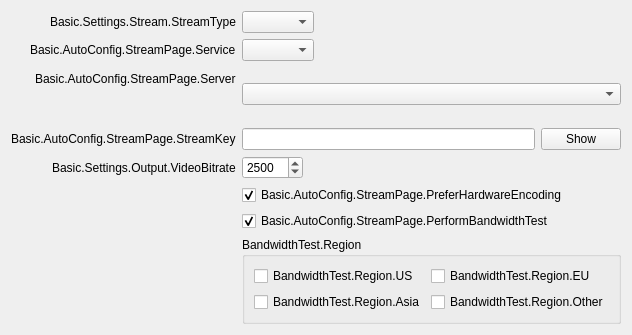
hamid442/obs-studio, file UI/forms/AutoConfigStreamPage.ui: the form before one commit.
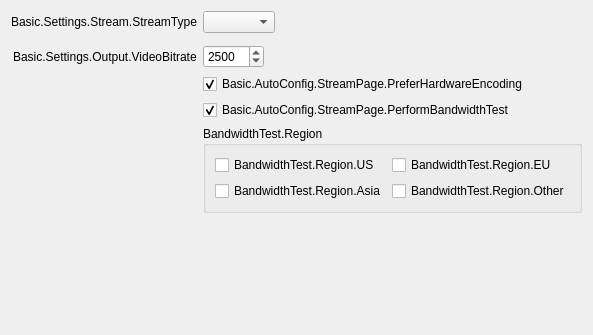
The form after the commit.

Commit message:
UI: Clear errors
Buildable, but wizard is in broken / incomplete state.

```diff
--- a/UI/forms/AutoConfigStreamPage.ui
+++ b/UI/forms/AutoConfigStreamPage.ui
@@ -20,67 +20,20 @@
    <property name="labelAlignment">
     <set>Qt::AlignRight|Qt::AlignTop|Qt::AlignTrailing</set>
    </property>
-   <item row="1" column="0">
-    <widget class="QLabel" name="serviceLabel">
+   <item row="0" column="0">
+    <widget class="QLabel" name="label_3">
      <property name="text">
-      <string>Basic.AutoConfig.StreamPage.Service</string>
-     </property>
-     <property name="buddy">
-      <cstring>service</cstring>
+      <string>Basic.Settings.Stream.StreamType</string>
      </property>
     </widget>
    </item>
+   <item row="0" column="1">
+    <widget class="QComboBox" name="streamType"/>
+   </item>
    <item row="1" column="1">
-    <widget class="QComboBox" name="service"/>
-   </item>
-   <item row="3" column="0">
-    <widget class="QLabel" name="streamKeyLabel">
-     <property name="text">
-      <string>Basic.AutoConfig.StreamPage.StreamKey</string>
-     </property>
-     <property name="openExternalLinks">
-      <bool>true</bool>
-     </property>
-     <property name="buddy">
-      <cstring>key</cstring>
-     </property>
-    </widget>
+    <layout class="QHBoxLayout" name="horizontalLayout"/>
    </item>
    <item row="3" column="1">
-    <layout class="QHBoxLayout" name="horizontalLayout">
-     <item>
-      <widget class="QLineEdit" name="key">
-       <property name="inputMask">
-        <string notr="true"/>
-       </property>
-       <property name="text">
-        <string notr="true"/>
-       </property>
-       <property name="echoMode">
-        <enum>QLineEdit::Password</enum>
-       </property>
-      </widget>
-     </item>
-     <item>
-      <widget class="QPushButton" name="show">
-       <property name="text">
-        <string>Show</string>
-       </property>
-      </widget>
-     </item>
-    </layout>
-   </item>
-   <item row="6" column="1">
-    <widget class="QCheckBox" name="doBandwidthTest">
-     <property name="text">
-      <string>Basic.AutoConfig.StreamPage.PerformBandwidthTest</string>
-     </property>
-     <property name="checked">
-      <bool>true</bool>
-     </property>
-    </widget>
-   </item>
-   <item row="5" column="1">
     <widget class="QCheckBox" name="preferHardware">
      <property name="toolTip">
       <string>Basic.AutoConfig.StreamPage.PreferHardwareEncoding.ToolTip</string>
@@ -93,7 +46,7 @@
      </property>
     </widget>
    </item>
-   <item row="6" column="0">
+   <item row="4" column="0">
     <spacer name="horizontalSpacer">
      <property name="orientation">
       <enum>Qt::Horizontal</enum>
@@ -109,69 +62,17 @@
      </property>
     </spacer>
    </item>
-   <item row="2" column="0">
-    <widget class="QLabel" name="serverLabel">
+   <item row="4" column="1">
+    <widget class="QCheckBox" name="doBandwidthTest">
      <property name="text">
-      <string>Basic.AutoConfig.StreamPage.Server</string>
+      <string>Basic.AutoConfig.StreamPage.PerformBandwidthTest</string>
      </property>
-    </widget>
-   </item>
-   <item row="0" column="0">
-    <widget class="QLabel" name="label_3">
-     <property name="text">
-      <string>Basic.Settings.Stream.StreamType</string>
+     <property name="checked">
+      <bool>true</bool>
      </property>
     </widget>
    </item>
-   <item row="0" column="1">
-    <widget class="QComboBox" name="streamType"/>
-   </item>
-   <item row="2" column="1">
-    <widget class="QStackedWidget" name="serverStackedWidget">
-     <property name="currentIndex">
-      <number>0</number>
-     </property>
-     <widget class="QWidget" name="servicePage">
-      <layout class="QHBoxLayout" name="horizontalLayout_2">
-       <property name="leftMargin">
-        <number>0</number>
-       </property>
-       <property name="topMargin">
-        <number>0</number>
-       </property>
-       <property name="rightMargin">
-        <number>0</number>
-       </property>
-       <property name="bottomMargin">
-        <number>0</number>
-       </property>
-       <item>
-        <widget class="QComboBox" name="server"/>
-       </item>
-      </layout>
-     </widget>
-     <widget class="QWidget" name="customPage">
-      <layout class="QHBoxLayout" name="horizontalLayout_3">
-       <property name="leftMargin">
-        <number>0</number>
-       </property>
-       <property name="topMargin">
-        <number>0</number>
-       </property>
-       <property name="rightMargin">
-        <number>0</number>
-       </property>
-       <property name="bottomMargin">
-        <number>0</number>
-       </property>
-       <item>
-        <widget class="QLineEdit" name="customServer"/>
-       </item>
-      </layout>
-     </widget>
-    </widget>
-   </item>
-   <item row="7" column="1">
+   <item row="5" column="1">
     <widget class="QGroupBox" name="region">
      <property name="title">
       <string>BandwidthTest.Region</string>
@@ -208,7 +109,7 @@
      </layout>
     </widget>
    </item>
-   <item row="4" column="1">
+   <item row="2" column="1">
     <widget class="QSpinBox" name="bitrate">
      <property name="suffix">
       <string notr="true"/>
@@ -224,7 +125,7 @@
      </property>
     </widget>
    </item>
-   <item row="4" column="0">
+   <item row="2" column="0">
     <widget class="QLabel" name="bitrateLabel">
      <property name="text">
       <string>Basic.Settings.Output.VideoBitrate</string>
```
Left out of the diff: 5 changed lines with no effect on the pictures. The commit also changes 1 other file.
